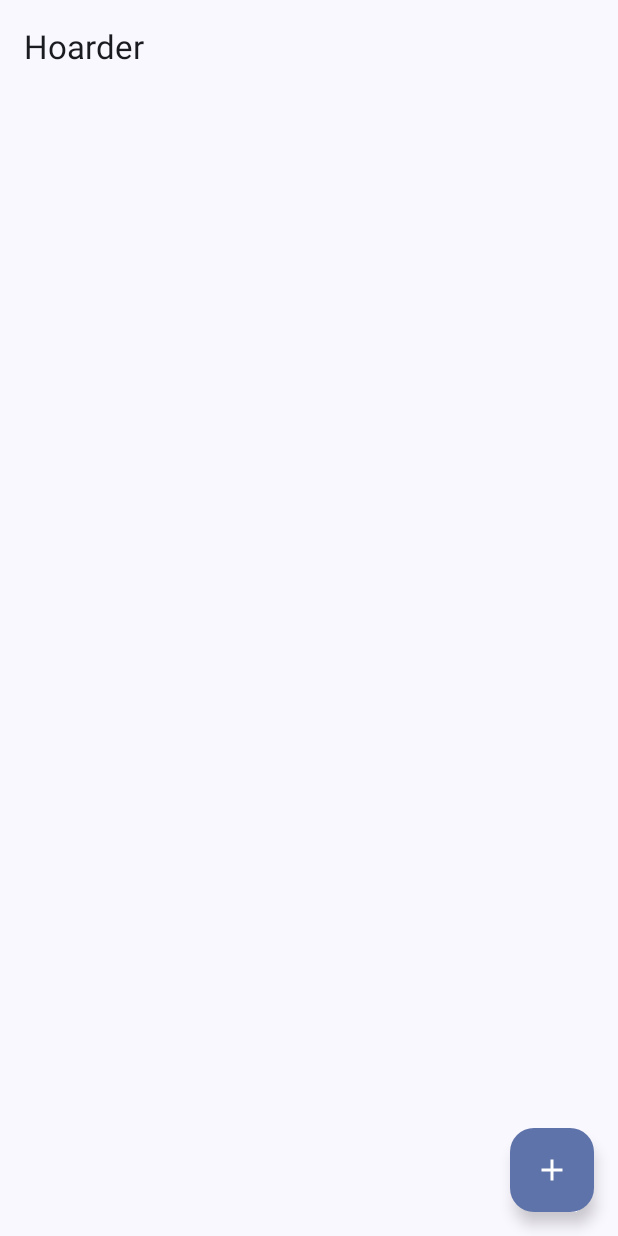
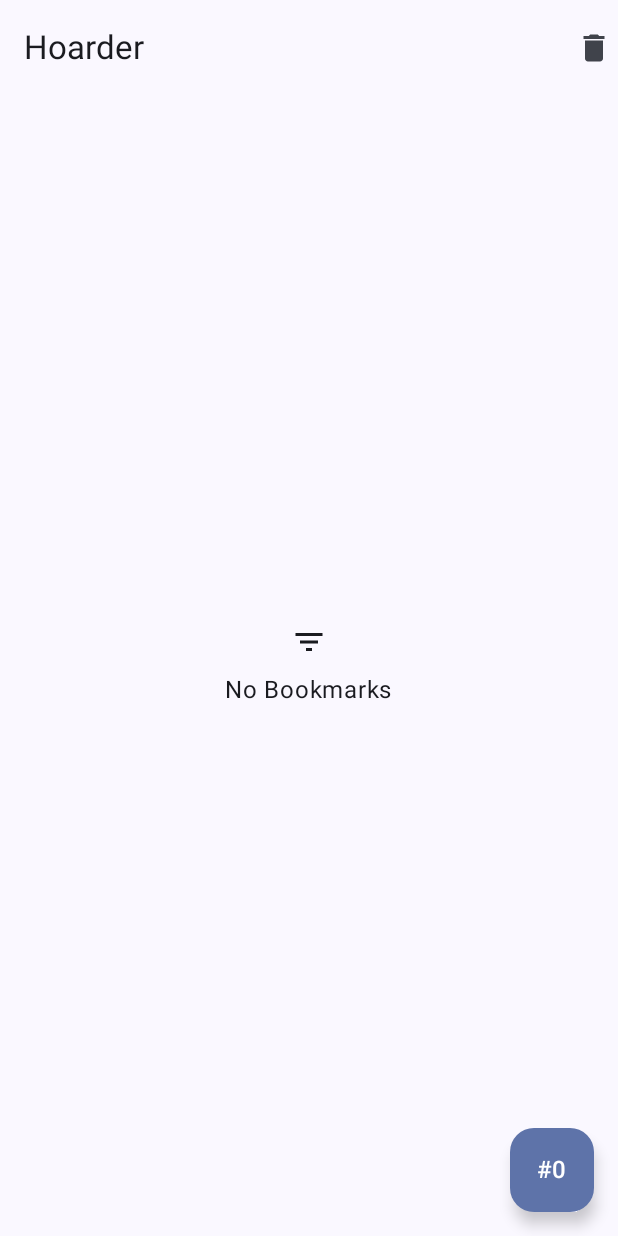
Before and after one commit to luchfilip/android-fundamentals, an Android app built with Jetpack Compose: the screen it shows after launch (MainActivity), on a phone screen of 412 x 824 dp. Run offline under Robolectric (Android 15) with nearby library versions, the phone set to English and light mode, and no system bars; our stand-ins replace Dagger/Hilt's generated code; libraries missing offline, so code that uses them is left out: androidx.hilt.lifecycle.

Commit message:
day 1 afternoon changes

```diff
--- a/app/src/main/java/engineer/filip/hoarder/MainActivity.kt
+++ b/app/src/main/java/engineer/filip/hoarder/MainActivity.kt
@@ -33,12 +33,15 @@ class MainActivity : ComponentActivity() {
 
     // TODO: Inject ShareHandler
 
+    override fun onResume() {
+        super.onResume()
+    }
+
     override fun onCreate(savedInstanceState: Bundle?) {
         super.onCreate(savedInstanceState)
         enableEdgeToEdge()
 
         // TODO: Handle share intent
-
         setContent {
             HoarderTheme {
                 val navController = rememberNavController()
--- a/app/src/main/java/engineer/filip/hoarder/data/repository/BookmarkRepositoryImpl.kt
+++ b/app/src/main/java/engineer/filip/hoarder/data/repository/BookmarkRepositoryImpl.kt
@@ -3,6 +3,7 @@ package engineer.filip.hoarder.data.repository
 import engineer.filip.hoarder.data.model.Bookmark
 import engineer.filip.hoarder.ui.Hints
 import kotlinx.coroutines.Dispatchers
+import kotlinx.coroutines.delay
 import kotlinx.coroutines.withContext
 import javax.inject.Inject
 import javax.inject.Singleton
--- a/app/src/main/java/engineer/filip/hoarder/theme/Color.kt
+++ b/app/src/main/java/engineer/filip/hoarder/theme/Color.kt
@@ -6,6 +6,6 @@ val Purple80 = Color(0xFFD0BCFF)
 val PurpleGrey80 = Color(0xFFCCC2DC)
 val Pink80 = Color(0xFFEFB8C8)
 
-val Purple40 = Color(0xFF6650a4)
+val Purple40 = Color(0xFF6650A4)
 val PurpleGrey40 = Color(0xFF625b71)
 val Pink40 = Color(0xFF7D5260)
--- a/app/src/main/java/engineer/filip/hoarder/ui/home/HomeScreen.kt
+++ b/app/src/main/java/engineer/filip/hoarder/ui/home/HomeScreen.kt
@@ -1,6 +1,8 @@
 package engineer.filip.hoarder.ui.home
 
+import androidx.compose.foundation.clickable
 import androidx.compose.foundation.layout.Arrangement
+import androidx.compose.foundation.layout.Box
 import androidx.compose.foundation.layout.Column
 import androidx.compose.foundation.layout.PaddingValues
 import androidx.compose.foundation.layout.Row
@@ -12,11 +14,12 @@ import androidx.compose.foundation.layout.fillMaxWidth
 import androidx.compose.foundation.layout.height
 import androidx.compose.foundation.layout.padding
 import androidx.compose.foundation.layout.safeDrawing
+import androidx.compose.foundation.layout.size
 import androidx.compose.foundation.lazy.LazyColumn
 import androidx.compose.foundation.lazy.items
 import androidx.compose.material.icons.Icons
-import androidx.compose.material.icons.filled.Add
 import androidx.compose.material.icons.filled.Delete
+import androidx.compose.material.icons.filled.FilterList
 import androidx.compose.material3.Card
 import androidx.compose.material3.ExperimentalMaterial3Api
 import androidx.compose.material3.FloatingActionButton
@@ -29,23 +32,24 @@ import androidx.compose.material3.TopAppBar
 import androidx.compose.runtime.Composable
 import androidx.compose.runtime.LaunchedEffect
 import androidx.compose.runtime.getValue
+import androidx.compose.runtime.mutableIntStateOf
 import androidx.compose.runtime.rememberCoroutineScope
+import androidx.compose.runtime.saveable.rememberSaveable
+import androidx.compose.runtime.setValue
 import androidx.compose.ui.Alignment
 import androidx.compose.ui.Modifier
 import androidx.compose.ui.tooling.preview.Preview
 import androidx.compose.ui.unit.dp
+import androidx.compose.ui.unit.sp
 import androidx.hilt.lifecycle.viewmodel.compose.hiltViewModel
 import androidx.lifecycle.Lifecycle
 import androidx.lifecycle.compose.LocalLifecycleOwner
 import androidx.lifecycle.compose.collectAsStateWithLifecycle
 import androidx.lifecycle.repeatOnLifecycle
 import engineer.filip.hoarder.data.model.Bookmark
-import kotlinx.coroutines.CoroutineScope
-import kotlinx.coroutines.Dispatchers
 import kotlinx.coroutines.coroutineScope
 import kotlinx.coroutines.launch
-import kotlinx.coroutines.withContext
-import kotlin.coroutines.CoroutineContext
+import java.util.UUID
 
 /**
  * Screen-level composable. Handles ViewModel and state management.
@@ -61,7 +65,12 @@ fun HomeScreen(
 ) {
     val uiState by viewModel.uiState.collectAsStateWithLifecycle()
     val lifecycleOwner = LocalLifecycleOwner.current
+    val scope = rememberCoroutineScope()
+    LaunchedEffect(Unit) {
+        scope.launch {
 
+        }
+    }
     // Observe one-time events for navigation
     LaunchedEffect(Unit) {
         viewModel.events.collect { event ->
@@ -94,23 +103,36 @@ fun HomeContent(
     onAction: (HomeAction) -> Unit,
     modifier: Modifier = Modifier
 ) {
+
     Scaffold(
         modifier = modifier.fillMaxSize(),
         topBar = {
             TopAppBar(
-                title = { Text("Hoarder") }
+                title = { Text("Hoarder") },
                 // TODO Exercise 11: Add ClearAll IconButton. See Hints.Exercise11
+                actions = {
+                    Icon(
+                        imageVector = Icons.Default.Delete,
+                        contentDescription = "delete all",
+                        modifier = Modifier.clickable {
+                            onAction(HomeAction.ClearAll)
+                        }
+                    )
+                }
             )
         },
         floatingActionButton = {
             FloatingActionButton(
                 onClick = {
-                    // TODO Exercise 12: Create Bookmark and add it. See Hints.Exercise12
+                    onAction(HomeAction.AddBookmark(Bookmark(
+                        id = UUID.randomUUID().toString(),
+                        title = "Bookmark Title"
+                    )))
                 }
             ) {
-                Icon(
-                    imageVector = Icons.Default.Add,
-                    contentDescription = "Add bookmark"
+                Text(
+                    text = "#${state.counter}",
+                    fontSize = 16.sp
                 )
             }
         }
@@ -123,18 +145,39 @@ fun HomeContent(
         // Day 3 Exercise 4b: Find the performance issue in this LazyColumn
         // Hint: Look at how lambdas are passed to BookmarkItem
         // Stuck? See Hints.Day3Exercise4b
-        LazyColumn(
-            modifier = Modifier.padding(innerPadding),
-            contentPadding = PaddingValues(16.dp),
-            verticalArrangement = Arrangement.spacedBy(8.dp)
-        ) {
-            items(items = state.bookmarks) { bookmark ->
-                BookmarkItem(
-                    bookmark = bookmark,
-                    onClick = { onAction(HomeAction.BookmarkClick(bookmark.id)) },
-                    onDeleteClick = { onAction(HomeAction.DeleteBookmarkClick(bookmark.id)) }
+        when {
+            state.bookmarks.isEmpty() -> {
+                EmptyState(modifier = Modifier.padding(innerPadding))
+            }
+
+            else -> {
+                BookmarkItems(
+                    modifier = Modifier.padding(innerPadding),
+                    bookmarks = state.bookmarks,
+                    onAction = onAction
                 )
             }
+        }
+    }
+}
+
+@Composable
+fun BookmarkItems(
+    modifier: Modifier,
+    bookmarks: List<Bookmark>,
+    onAction: (HomeAction) -> Unit
+) {
+    LazyColumn(
+        modifier = modifier,
+        contentPadding = PaddingValues(16.dp),
+        verticalArrangement = Arrangement.spacedBy(8.dp)
+    ) {
+        items(items = bookmarks) {
+            BookmarkItem(
+                bookmark = it,
+                onClick = { onAction(HomeAction.BookmarkClick(it.id)) },
+                onDeleteClick = { onAction(HomeAction.DeleteBookmarkClick(it.id)) }
+            )
         }
     }
 }
@@ -194,7 +237,30 @@ fun BookmarkItem(
  */
 @Composable
 fun EmptyState(modifier: Modifier = Modifier) {
-    // TODO: Implement empty state UI (icon, title, subtitle)
+    Box(
+        modifier = modifier
+            .fillMaxSize()
+            .padding(24.dp),
+        contentAlignment = Alignment.Center
+    ) {
+        Column(
+            horizontalAlignment = Alignment.CenterHorizontally
+        ) {
+            Icon(
+                imageVector = Icons.Default.FilterList,
+                contentDescription = "empty icon",
+                modifier = Modifier
+                    .padding(bottom = 8.dp)
+            )
+            Text(text = "No Bookmarks")
+        }
+    }
+}
+
+@Preview(showBackground = true)
+@Composable
+fun EmptyStatePreview() {
+    EmptyState()
 }
 
 @Preview(showBackground = true)
--- /dev/null
+++ b/app/src/main/java/engineer/filip/hoarder/ui/home/HomeUiState.kt
@@ -0,0 +1,26 @@
+package engineer.filip.hoarder.ui.home
+
+import androidx.compose.runtime.Immutable
+import engineer.filip.hoarder.data.model.Bookmark
+import engineer.filip.hoarder.ui.Hints
+
+/**
+ * Immutable UI state for the Home screen.
+ * All UI state lives here - single source of truth.
+ *
+ * Day 1 Exercise 10: Add an `itemCount: Int = 0` field
+ * Day 2 Exercise 13: Add searchQuery for debounce search
+ *
+ * Stuck? Cmd+Click: [engineer.filip.hoarder.ui.Hints.Exercise10] or [engineer.filip.hoarder.ui.Hints.Day2Exercise13]
+ */
+@Immutable
+data class HomeUiState(
+    val bookmarks: List<Bookmark> = emptyList(),
+    val isLoading: Boolean = false,
+    val error: String? = null,
+    val counter: Int = 0
+    // TODO Day 2 Exercise 13: Add val searchQuery: String = ""
+) {
+    @Suppress("unused") private val _hint10 = Hints.Exercise10
+    @Suppress("unused") private val _hint13 = Hints.Day2Exercise13
+}
```
Also changed, not shown: app/src/main/java/engineer/filip/hoarder/ui/home/HomeEvent.kt (added, +13 -0 lines), app/src/main/java/engineer/filip/hoarder/ui/home/HomeViewModel.kt (+19 -44 lines), 1 other file.
